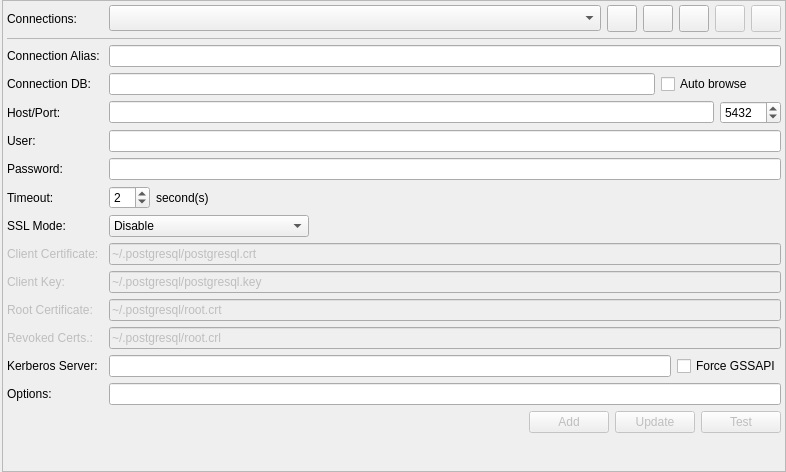
The window that libpgmodeler_ui/ui/connectionsconfigwidget.ui (pgmodeler/pgmodeler) describes before a commit, drawn with Qt 5.
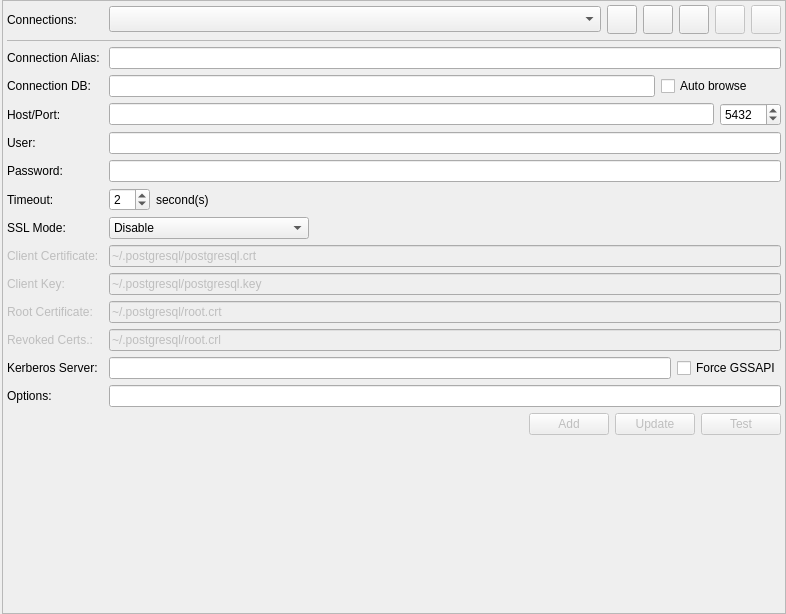
The same window after the commit. Icons and pictures are not drawn.

Diff of the .ui file:
```diff
--- a/libpgmodeler_ui/ui/connectionsconfigwidget.ui
+++ b/libpgmodeler_ui/ui/connectionsconfigwidget.ui
@@ -7,7 +7,7 @@
     <x>0</x>
     <y>0</y>
     <width>786</width>
-    <height>472</height>
+    <height>614</height>
    </rect>
   </property>
   <property name="windowTitle">
@@ -436,8 +436,8 @@
           </property>
           <property name="iconSize">
            <size>
-            <width>20</width>
-            <height>20</height>
+            <width>22</width>
+            <height>22</height>
            </size>
           </property>
          </widget>
@@ -474,8 +474,8 @@
           </property>
           <property name="iconSize">
            <size>
-            <width>20</width>
-            <height>20</height>
+            <width>22</width>
+            <height>22</height>
            </size>
           </property>
          </widget>
@@ -512,8 +512,8 @@
           </property>
           <property name="iconSize">
            <size>
-            <width>20</width>
-            <height>20</height>
+            <width>22</width>
+            <height>22</height>
            </size>
           </property>
          </widget>
@@ -648,8 +648,8 @@
           </property>
           <property name="iconSize">
            <size>
-            <width>20</width>
-            <height>20</height>
+            <width>22</width>
+            <height>22</height>
            </size>
           </property>
          </widget>
@@ -677,8 +677,8 @@
           </property>
           <property name="iconSize">
            <size>
-            <width>20</width>
-            <height>20</height>
+            <width>22</width>
+            <height>22</height>
            </size>
           </property>
          </widget>
@@ -706,8 +706,8 @@
           </property>
           <property name="iconSize">
            <size>
-            <width>20</width>
-            <height>20</height>
+            <width>22</width>
+            <height>22</height>
            </size>
           </property>
          </widget>
@@ -735,8 +735,8 @@
           </property>
           <property name="iconSize">
            <size>
-            <width>20</width>
-            <height>20</height>
+            <width>22</width>
+            <height>22</height>
            </size>
           </property>
          </widget>
@@ -764,8 +764,8 @@
           </property>
           <property name="iconSize">
            <size>
-            <width>20</width>
-            <height>20</height>
+            <width>22</width>
+            <height>22</height>
            </size>
           </property>
          </widget>
```
